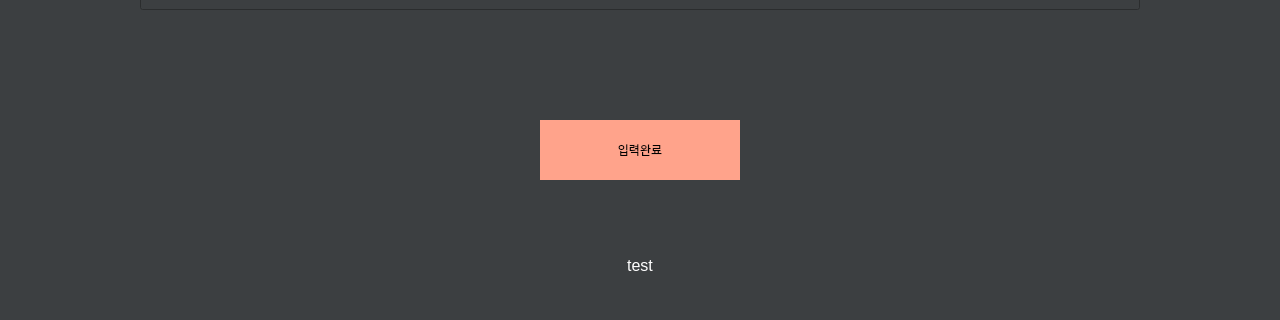
Above: GUI/newwindow.ui from HaKaTaHan/Document_Classifier before the change; both pictures show x 0 to 1280 and y 400 to 720 of the 1280 by 720 pixel window. Below: the same form after it.
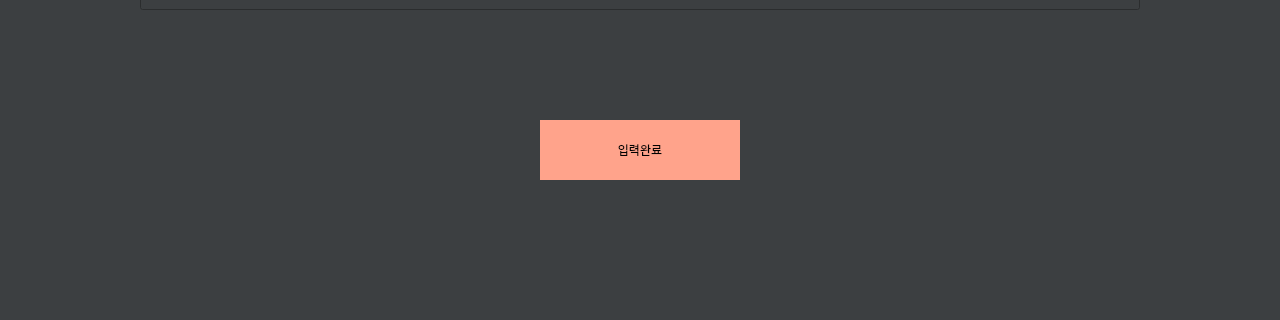
That is the form after the change. The open tabs and pages were chosen to show the change. Icons and pictures are not drawn.

Commit message: progress text error fixed

What changed in the file:
```diff
--- a/GUI/newwindow.ui
+++ b/GUI/newwindow.ui
@@ -512,30 +512,6 @@
       <string>입력완료</string>
      </property>
     </widget>
-    <widget class="QLabel" name="lblTest">
-     <property name="geometry">
-      <rect>
-       <x>40</x>
-       <y>640</y>
-       <width>1200</width>
-       <height>50</height>
-      </rect>
-     </property>
-     <property name="font">
-      <font>
-       <pointsize>12</pointsize>
-      </font>
-     </property>
-     <property name="styleSheet">
-      <string notr="true">color: rgb(255, 255, 255);</string>
-     </property>
-     <property name="text">
-      <string>test</string>
-     </property>
-     <property name="alignment">
-      <set>Qt::AlignCenter</set>
-     </property>
-    </widget>
    </widget>
    <widget class="QWidget" name="ocrProgress">
     <widget class="QLabel" name="label_4">
```
Left out of the diff: 6 changed lines with no effect on the pictures. The commit also changes 1 other file.
